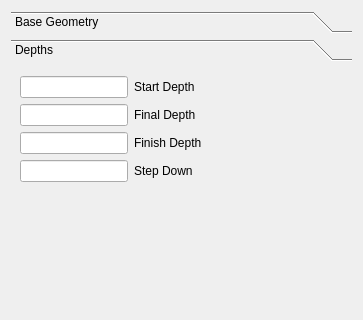
Old version of the form src/Mod/Path/Gui/Resources/panels/SurfaceEdit.ui in the repository southseact-3d/fcd; both pictures show x 0 to 363 and y 0 to 320 of the 363 by 523 pixel window.
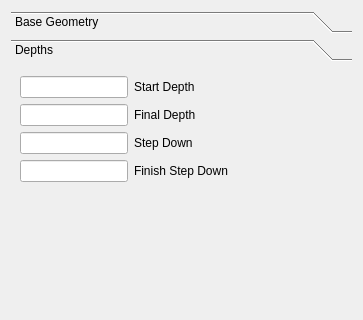
New version of the form. The open tabs and pages were chosen to show the change. Icons and pictures are not drawn. Custom widgets are drawn as their Qt base class.

Commit message: change final step down label for clarity issue #4439

```diff
--- a/src/Mod/Path/Gui/Resources/panels/SurfaceEdit.ui
+++ b/src/Mod/Path/Gui/Resources/panels/SurfaceEdit.ui
@@ -111,8 +111,8 @@
        <rect>
         <x>0</x>
         <y>0</y>
-        <width>345</width>
-        <height>373</height>
+        <width>347</width>
+        <height>391</height>
        </rect>
       </property>
       <attribute name="icon">
@@ -152,20 +152,13 @@
         </widget>
        </item>
        <item row="2" column="0">
-        <widget class="Gui::InputField" name="finishDepth">
+        <widget class="Gui::InputField" name="stepDown">
          <property name="unit" stdset="0">
           <string notr="true">mm</string>
          </property>
         </widget>
        </item>
        <item row="2" column="1">
-        <widget class="QLabel" name="label_13">
-         <property name="text">
-          <string>Finish Depth</string>
-         </property>
-        </widget>
-       </item>
-       <item row="3" column="1">
         <widget class="QLabel" name="label_2">
          <property name="text">
           <string>Step Down</string>
@@ -173,12 +166,19 @@
         </widget>
        </item>
        <item row="3" column="0">
-        <widget class="Gui::InputField" name="stepDown">
+        <widget class="Gui::InputField" name="finishDepth">
          <property name="unit" stdset="0">
           <string notr="true">mm</string>
          </property>
         </widget>
        </item>
+       <item row="3" column="1">
+        <widget class="QLabel" name="label_13">
+         <property name="text">
+          <string>Finish Step Down</string>
+         </property>
+        </widget>
+       </item>
       </layout>
      </widget>
      <widget class="QWidget" name="Heights">
```
Left out of the diff: 14 changed lines with no effect on the pictures. The commit also changes 1 other file.
